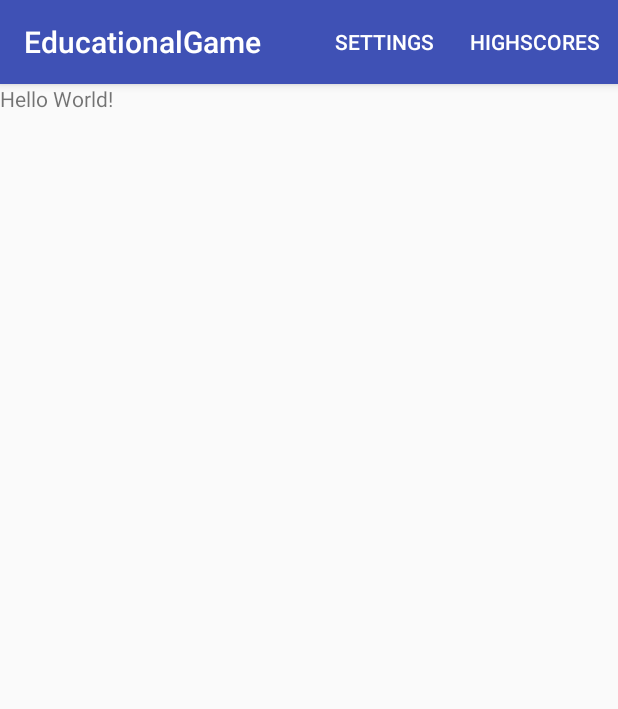
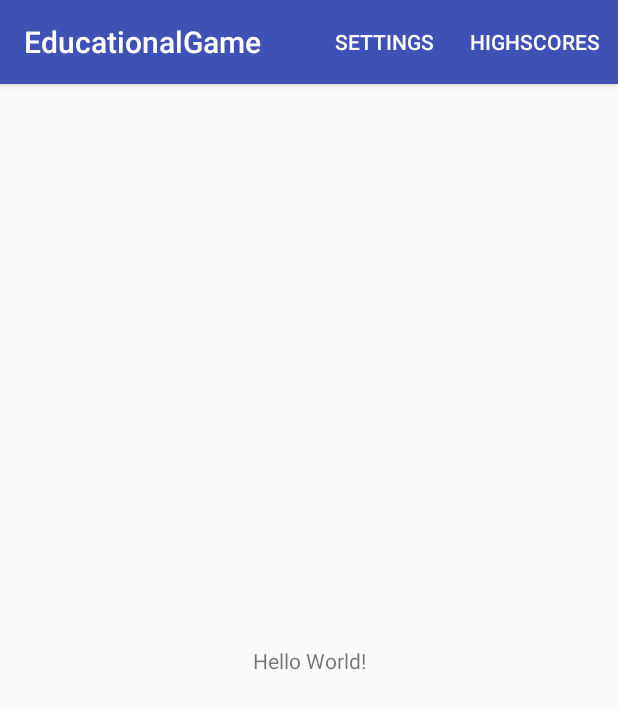
Before and after one commit to ZhouMing9919/CP3406---Educational-Game, an Android app: the screen it shows after launch (MainActivity), on a phone screen of 412 x 824 dp. Shown: the top 709 px of the screen. Run offline under Robolectric (Android 15) with nearby library versions, the light colour scheme and no system bars; plain views replace LinearLayout.

Commit message:
Revert "Add main screen, settings screen and highscores screen template"
This reverts commit c1ebb43191fa261d82203a579d27236369de3b36.

```diff
--- a/EducationalGame/app/src/main/AndroidManifest.xml
+++ b/EducationalGame/app/src/main/AndroidManifest.xml
@@ -20,7 +20,7 @@
             </intent-filter>
         </activity>
         <activity android:name=".SettingsActivity" />
-        <activity android:name=".HighScoresActivity" />
+        <activity android:name=".HighScoresActivity"></activity>
     </application>
 
 </manifest>
--- a/EducationalGame/app/src/main/res/layout/fragment_main.xml
+++ b/EducationalGame/app/src/main/res/layout/fragment_main.xml
@@ -1,5 +1,5 @@
 <?xml version="1.0" encoding="utf-8"?>
-<android.support.constraint.LinearLayout xmlns:android="http://schemas.android.com/apk/res/android"
+<android.support.constraint.ConstraintLayout xmlns:android="http://schemas.android.com/apk/res/android"
     xmlns:app="http://schemas.android.com/apk/res-auto"
     xmlns:tools="http://schemas.android.com/tools"
     android:layout_width="match_parent"
@@ -16,4 +16,4 @@
         app:layout_constraintRight_toRightOf="parent"
         app:layout_constraintTop_toTopOf="parent" />
 
-</android.support.constraint.LinearLayout>
+</android.support.constraint.ConstraintLayout>
--- a/EducationalGame/app/src/main/res/values/strings.xml
+++ b/EducationalGame/app/src/main/res/values/strings.xml
@@ -4,5 +4,4 @@
 
     <!-- TODO: Remove or change this placeholder text -->
     <string name="hello_blank_fragment">Hello blank fragment</string>
-    <string name="title_activity_game">GameActivity</string>
 </resources>
```
Also changed, not shown: EducationalGame/app/src/main/res/menu/menu_game.xml (deleted, +0 -10 lines).
